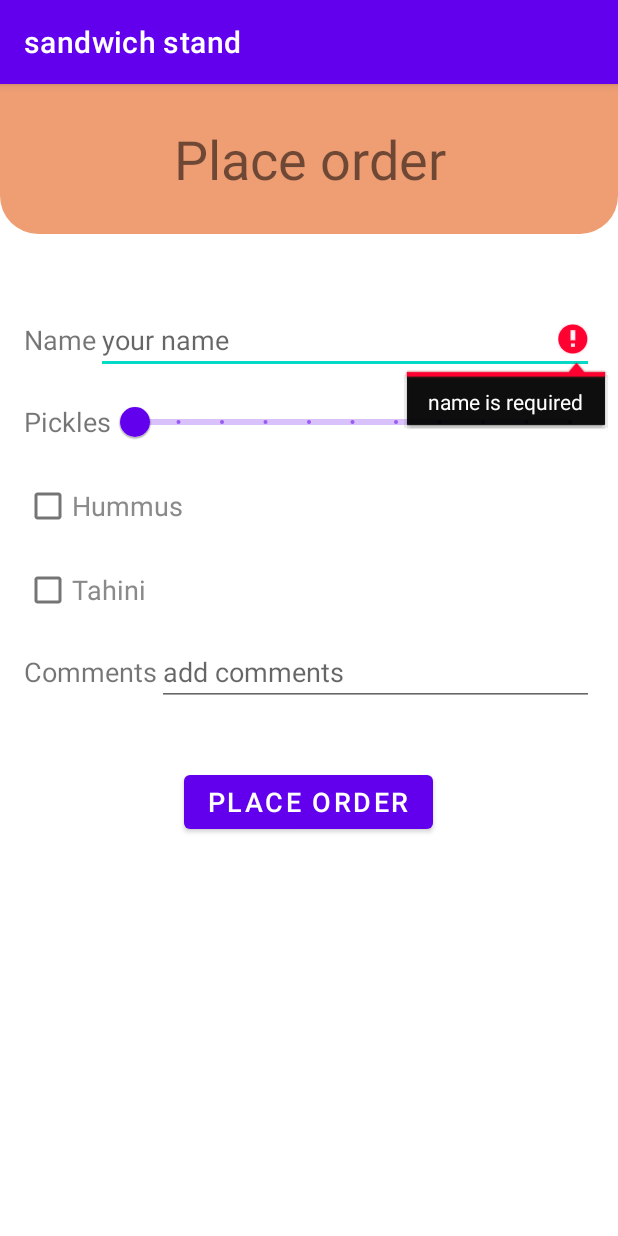
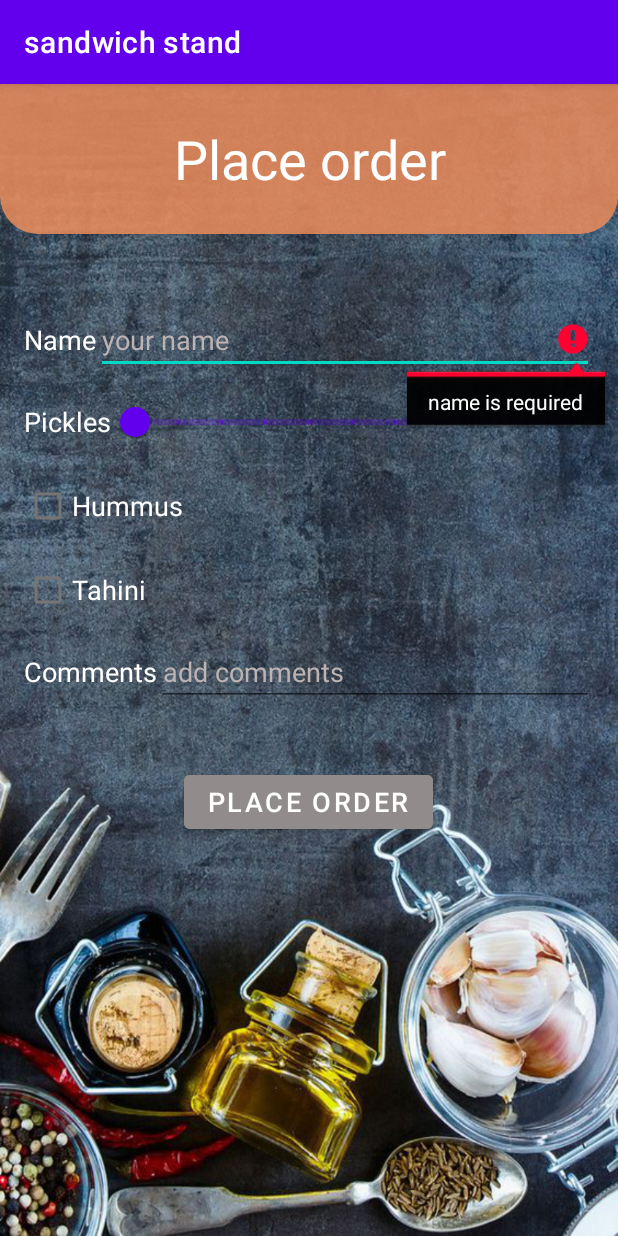
Before and after one commit to IdoSagiv/order-sandwich-app, an Android app: the screen it shows after launch (PlaceOrderActivity), on a phone screen of 412 x 824 dp. Run offline under Robolectric (Android 15) with nearby library versions, the phone set to English and light mode, and no system bars; our stand-ins replace Firebase (no records; nobody signed in at launch, a user with empty details on screens opened directly).

Commit message:
ass screens background

```diff
--- a/app/build.gradle
+++ b/app/build.gradle
@@ -54,4 +54,7 @@ dependencies {
     implementation 'com.google.firebase:firebase-firestore'
 
     implementation("androidx.lifecycle:lifecycle-livedata-ktx:2.3.1")
+
+    // support gif
+    implementation 'pl.droidsonroids.gif:android-gif-drawable:1.2.19'
 }
--- a/app/src/main/res/layout/activity_loading.xml
+++ b/app/src/main/res/layout/activity_loading.xml
@@ -2,7 +2,8 @@
 <androidx.constraintlayout.widget.ConstraintLayout xmlns:android="http://schemas.android.com/apk/res/android"
     xmlns:app="http://schemas.android.com/apk/res-auto"
     android:layout_width="match_parent"
-    android:layout_height="match_parent">
+    android:layout_height="match_parent"
+    android:background="@drawable/bg_oil_and_garlic">
 
     <TextView
         android:id="@+id/textViewLoading"
@@ -10,7 +11,8 @@
         android:layout_height="wrap_content"
         android:layout_marginStart="16dp"
         android:text="loading..."
-        android:textSize="18sp"
+        android:textColor="@color/white"
+        android:textSize="22sp"
         app:layout_constraintBottom_toBottomOf="parent"
         app:layout_constraintEnd_toEndOf="parent"
         app:layout_constraintStart_toStartOf="parent"
--- a/app/src/main/res/layout/activity_order_ready.xml
+++ b/app/src/main/res/layout/activity_order_ready.xml
@@ -2,7 +2,8 @@
 <androidx.constraintlayout.widget.ConstraintLayout xmlns:android="http://schemas.android.com/apk/res/android"
     xmlns:app="http://schemas.android.com/apk/res-auto"
     android:layout_width="match_parent"
-    android:layout_height="match_parent">
+    android:layout_height="match_parent"
+    android:background="@drawable/bg_red_peper">
 
     <TextView
         android:layout_width="match_parent"
@@ -10,6 +11,7 @@
         android:background="@drawable/orange_bg_rounded_corner"
         android:gravity="center"
         android:text="Order is ready!!"
+        android:textColor="@color/white"
         android:textSize="36sp"
         app:layout_constraintEnd_toEndOf="parent"
         app:layout_constraintStart_toStartOf="parent"
@@ -19,6 +21,7 @@
         android:id="@+id/buttonFinishOrder"
         android:layout_width="wrap_content"
         android:layout_height="wrap_content"
+        android:backgroundTint="#918B8B"
         android:text="ok"
         android:textSize="18sp"
         app:layout_constraintBottom_toBottomOf="parent"
--- a/app/src/main/res/layout/activity_place_order.xml
+++ b/app/src/main/res/layout/activity_place_order.xml
@@ -3,7 +3,8 @@
     xmlns:app="http://schemas.android.com/apk/res-auto"
     xmlns:tools="http://schemas.android.com/tools"
     android:layout_width="match_parent"
-    android:layout_height="match_parent">
+    android:layout_height="match_parent"
+    android:background="@drawable/bg_oil_and_garlic">
 
     <TextView
         android:id="@+id/textViewPlaceOrderScreenTitle"
@@ -12,6 +13,7 @@
         android:background="@drawable/orange_bg_rounded_corner"
         android:gravity="center"
         android:text="@string/new_order_title"
+        android:textColor="@color/white"
         android:textSize="36sp"
         app:layout_constraintEnd_toEndOf="parent"
         app:layout_constraintStart_toStartOf="parent"
@@ -43,6 +45,7 @@
                 android:layout_width="wrap_content"
                 android:layout_height="wrap_content"
                 android:text="Name"
+                android:textColor="@color/white"
                 android:textSize="18sp" />
 
             <EditText
@@ -51,6 +54,8 @@
                 android:layout_height="wrap_content"
                 android:hint="your name"
                 android:maxLines="1"
+                android:textColor="@color/white"
+                android:textColorHint="#BCB3B3"
                 android:textSize="18sp" />
         </LinearLayout>
 
@@ -67,6 +72,8 @@
                 android:layout_width="wrap_content"
                 android:layout_height="wrap_content"
                 android:text="Pickles"
+
+                android:textColor="@color/white"
                 android:textSize="18sp" />
 
             <com.google.android.material.slider.Slider
@@ -85,7 +92,7 @@
             android:layout_height="wrap_content"
             android:layout_marginTop="8dp"
             android:text="Hummus"
-            android:textColor="#8A8A8A"
+            android:textColor="@color/white"
             android:textSize="18sp" />
 
         <!-- is tahini   -->
@@ -95,7 +102,7 @@
             android:layout_height="wrap_content"
             android:layout_marginTop="8dp"
             android:text="Tahini"
-            android:textColor="#8A8A8A"
+            android:textColor="@color/white"
             android:textSize="18sp" />
 
         <!-- Order comment   -->
@@ -111,6 +118,7 @@
                 android:layout_width="wrap_content"
                 android:layout_height="wrap_content"
                 android:text="Comments"
+                android:textColor="@color/white"
                 android:textSize="18sp" />
 
             <EditText
@@ -119,6 +127,8 @@
                 android:layout_height="wrap_content"
                 android:hint="add comments"
                 android:maxLines="1"
+                android:textColor="@color/white"
+                android:textColorHint="#BCB3B3"
                 android:textSize="18sp" />
         </LinearLayout>
 
@@ -137,6 +147,7 @@
             android:layout_width="wrap_content"
             android:layout_height="wrap_content"
             android:layout_gravity="center"
+            android:backgroundTint="#918B8B"
             android:gravity="center"
             android:text="PLACE ORDER"
             android:textSize="18sp" />
@@ -147,6 +158,7 @@
             android:layout_width="wrap_content"
             android:layout_height="wrap_content"
             android:layout_gravity="center"
+            android:backgroundTint="#918B8B"
             android:text="Save changes"
             android:textSize="18sp"
             tools:visibility="gone" />
@@ -158,6 +170,7 @@
             android:layout_height="wrap_content"
             android:layout_gravity="center"
             android:layout_marginTop="16dp"
+            android:backgroundTint="#918B8B"
             android:text="Delete order"
             android:textSize="18sp"
             tools:visibility="gone" />
```
Also changed, not shown: app/src/main/res/layout/activity_wait_for_order.xml (+20 -5 lines), app/src/main/res/drawable/bg_oil_and_garlic.png (added), app/src/main/res/drawable/bg_red_peper.png (added), app/src/main/res/drawable/cooking_spongebob.gif (added).
